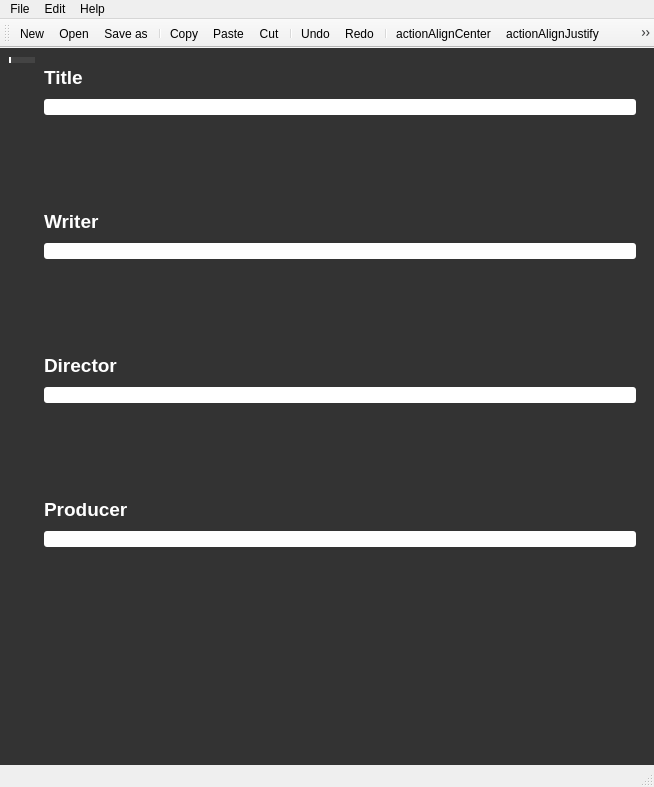
Above: forms/mainwindow.ui from AlexisSonolet/WriteScreener before the change. Below: the same form after it.
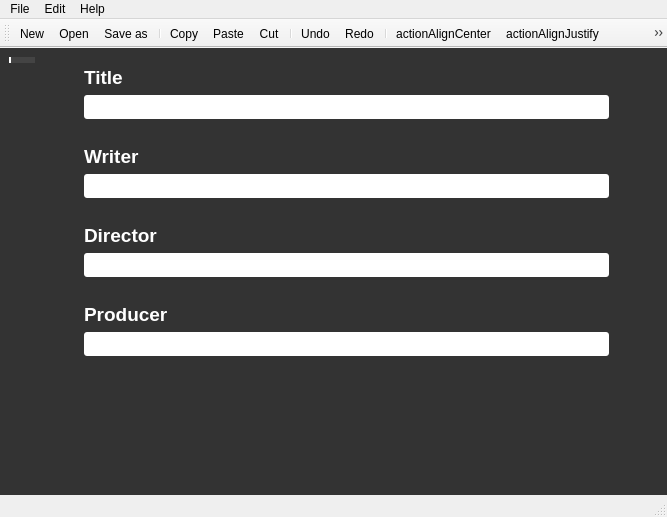
That is the form after the change. The open tabs and pages were chosen to show the change. Icons and pictures are not drawn.

```diff
--- a/forms/mainwindow.ui
+++ b/forms/mainwindow.ui
@@ -6,8 +6,8 @@
    <rect>
     <x>0</x>
     <y>0</y>
-    <width>654</width>
-    <height>787</height>
+    <width>667</width>
+    <height>517</height>
    </rect>
   </property>
   <property name="windowTitle">
@@ -86,6 +86,9 @@
         <height>50</height>
        </size>
       </property>
+      <property name="elideMode">
+       <enum>Qt::ElideNone</enum>
+      </property>
       <property name="documentMode">
        <bool>false</bool>
       </property>
@@ -110,15 +113,27 @@
        <attribute name="title">
         <string/>
        </attribute>
-       <layout class="QVBoxLayout" name="verticalLayout_4">
+       <layout class="QHBoxLayout" name="horizontalLayout_4">
+        <item>
+         <layout class="QHBoxLayout" name="horizontalLayout_3">
+          <item>
+           <spacer name="horizontalSpacer">
+            <property name="orientation">
+             <enum>Qt::Horizontal</enum>
+            </property>
+            <property name="sizeType">
+             <enum>QSizePolicy::Preferred</enum>
+            </property>
+            <property name="sizeHint" stdset="0">
+             <size>
+              <width>40</width>
+              <height>20</height>
+             </size>
+            </property>
+           </spacer>
+          </item>
         <item>
          <layout class="QVBoxLayout" name="verticalLayout_2">
-          <property name="spacing">
-           <number>10</number>
-          </property>
-          <property name="sizeConstraint">
-           <enum>QLayout::SetDefaultConstraint</enum>
-          </property>
           <item>
            <widget class="QLabel" name="label">
             <property name="sizePolicy">
@@ -133,21 +148,29 @@
            </widget>
           </item>
           <item>
-           <widget class="QLineEdit" name="lineEdit">
-            <property name="styleSheet">
-             <string notr="true"/>
+             <widget class="QLineEdit" name="lineEdit_3">
+              <property name="font">
+               <font>
+                <family>Courier New</family>
+                <pointsize>14</pointsize>
+                <weight>50</weight>
+                <bold>false</bold>
+               </font>
             </property>
            </widget>
           </item>
           <item>
-           <spacer name="verticalSpacer">
+             <spacer name="verticalSpacer_4">
             <property name="orientation">
              <enum>Qt::Vertical</enum>
             </property>
+              <property name="sizeType">
+               <enum>QSizePolicy::Minimum</enum>
+              </property>
             <property name="sizeHint" stdset="0">
              <size>
               <width>20</width>
-              <height>50</height>
+                <height>20</height>
              </size>
             </property>
            </spacer>
@@ -166,17 +189,27 @@
            </widget>
           </item>
           <item>
-           <widget class="QLineEdit" name="lineEdit_2"/>
+             <widget class="QLineEdit" name="lineEdit_2">
+              <property name="font">
+               <font>
+                <family>Courier New</family>
+                <pointsize>14</pointsize>
+               </font>
+              </property>
+             </widget>
           </item>
           <item>
            <spacer name="verticalSpacer_3">
             <property name="orientation">
              <enum>Qt::Vertical</enum>
             </property>
+              <property name="sizeType">
+               <enum>QSizePolicy::Minimum</enum>
+              </property>
             <property name="sizeHint" stdset="0">
              <size>
               <width>20</width>
-              <height>50</height>
+                <height>20</height>
              </size>
             </property>
            </spacer>
@@ -195,17 +228,30 @@
            </widget>
           </item>
           <item>
-           <widget class="QLineEdit" name="lineEdit_3"/>
+             <widget class="QLineEdit" name="lineEdit">
+              <property name="font">
+               <font>
+                <family>Courier New</family>
+                <pointsize>14</pointsize>
+               </font>
+              </property>
+              <property name="styleSheet">
+               <string notr="true"/>
+              </property>
+             </widget>
           </item>
           <item>
-           <spacer name="verticalSpacer_4">
+             <spacer name="verticalSpacer">
             <property name="orientation">
              <enum>Qt::Vertical</enum>
             </property>
+              <property name="sizeType">
+               <enum>QSizePolicy::Minimum</enum>
+              </property>
             <property name="sizeHint" stdset="0">
              <size>
               <width>20</width>
-              <height>50</height>
+                <height>20</height>
              </size>
             </property>
            </spacer>
@@ -224,7 +270,14 @@
            </widget>
           </item>
           <item>
-           <widget class="QLineEdit" name="lineEdit_4"/>
+             <widget class="QLineEdit" name="lineEdit_4">
+              <property name="font">
+               <font>
+                <family>Courier New</family>
+                <pointsize>14</pointsize>
+               </font>
+              </property>
+             </widget>
           </item>
           <item>
            <spacer name="verticalSpacer_2">
@@ -234,7 +287,25 @@
             <property name="sizeHint" stdset="0">
              <size>
               <width>20</width>
-              <height>200</height>
+                <height>20</height>
+               </size>
+              </property>
+             </spacer>
+            </item>
+           </layout>
+          </item>
+          <item>
+           <spacer name="horizontalSpacer_2">
+            <property name="orientation">
+             <enum>Qt::Horizontal</enum>
+            </property>
+            <property name="sizeType">
+             <enum>QSizePolicy::Preferred</enum>
+            </property>
+            <property name="sizeHint" stdset="0">
+             <size>
+              <width>40</width>
+              <height>20</height>
              </size>
             </property>
            </spacer>
@@ -323,7 +394,7 @@
     <rect>
      <x>0</x>
      <y>0</y>
-     <width>654</width>
+     <width>667</width>
      <height>26</height>
     </rect>
    </property>
```
Left out of the diff: 12 changed lines with no effect on the pictures. Lines whose indentation alone changed are shown as unchanged.
